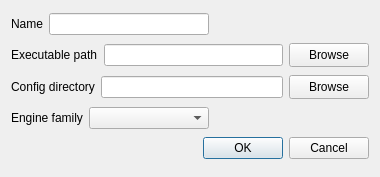
Before: the Qt Designer form Forms/EngineDialog.ui in Youda008/DoomRunner, drawn with Qt 5.
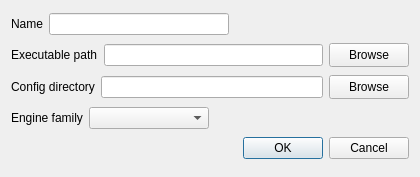
After: the same form once the commit is applied. Icons and pictures are not drawn.

Commit message:
increase the width of the EngineDialog ...
... so that at least the usual Linux paths fit in

```diff
--- a/Forms/EngineDialog.ui
+++ b/Forms/EngineDialog.ui
@@ -9,7 +9,7 @@
    <rect>
     <x>0</x>
     <y>0</y>
-    <width>380</width>
+    <width>420</width>
     <height>177</height>
    </rect>
   </property>
```
